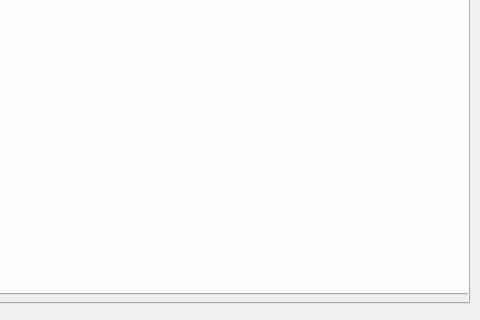
Qt form Carluguel/modulescreen.ui (mathiashemmer/uni-devops) before a commit; both pictures show x 540 to 1020 and y 287 to 607 of the 1020 by 607 pixel window.
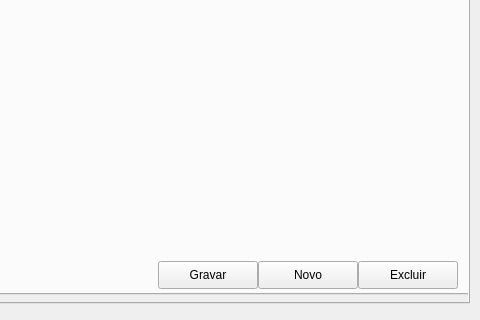
The same form after that commit. The open tabs and pages were chosen to show the change.

What changed in the file:
```diff
--- a/Carluguel/modulescreen.ui
+++ b/Carluguel/modulescreen.ui
@@ -2452,6 +2452,45 @@
         </layout>
        </widget>
       </widget>
+      <widget class="QPushButton" name="btn_financeiro_cadastro_excluir">
+       <property name="geometry">
+        <rect>
+         <x>830</x>
+         <y>500</y>
+         <width>100</width>
+         <height>28</height>
+        </rect>
+       </property>
+       <property name="text">
+        <string>Excluir</string>
+       </property>
+      </widget>
+      <widget class="QPushButton" name="btn_financeiro_cadastro_novo">
+       <property name="geometry">
+        <rect>
+         <x>730</x>
+         <y>500</y>
+         <width>100</width>
+         <height>28</height>
+        </rect>
+       </property>
+       <property name="text">
+        <string>Novo</string>
+       </property>
+      </widget>
+      <widget class="QPushButton" name="btn_financeiro_cadastro_gravar">
+       <property name="geometry">
+        <rect>
+         <x>630</x>
+         <y>500</y>
+         <width>100</width>
+         <height>28</height>
+        </rect>
+       </property>
+       <property name="text">
+        <string>Gravar</string>
+       </property>
+      </widget>
      </widget>
     </widget>
    </widget>
```
Left out of the diff: 43 changed lines with no effect on the pictures.
